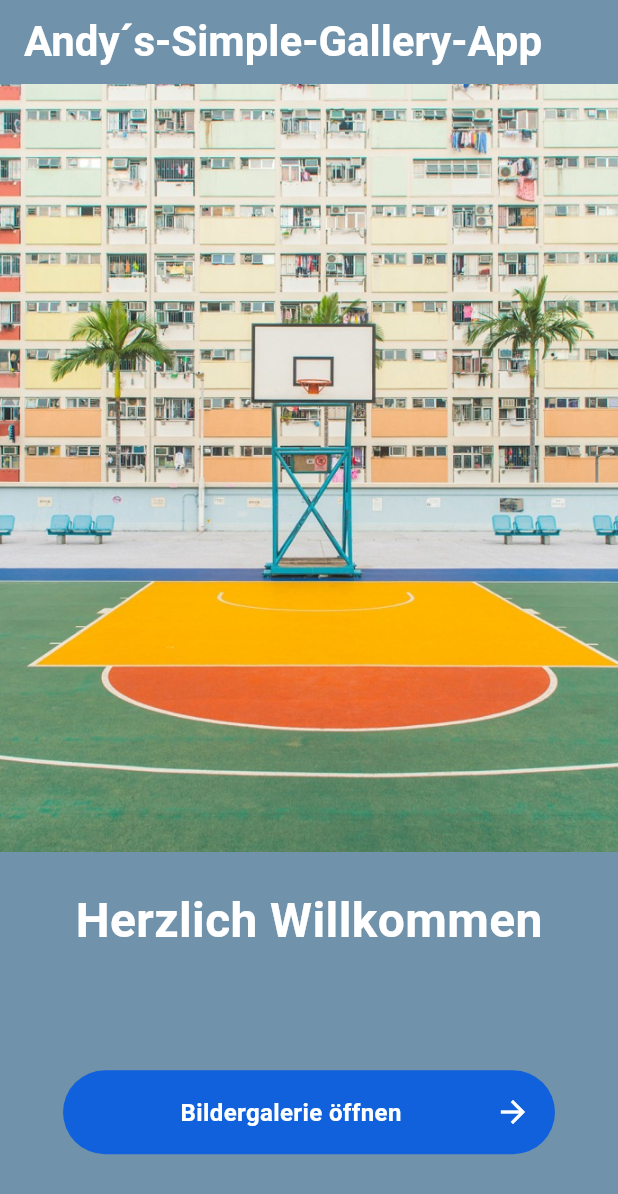
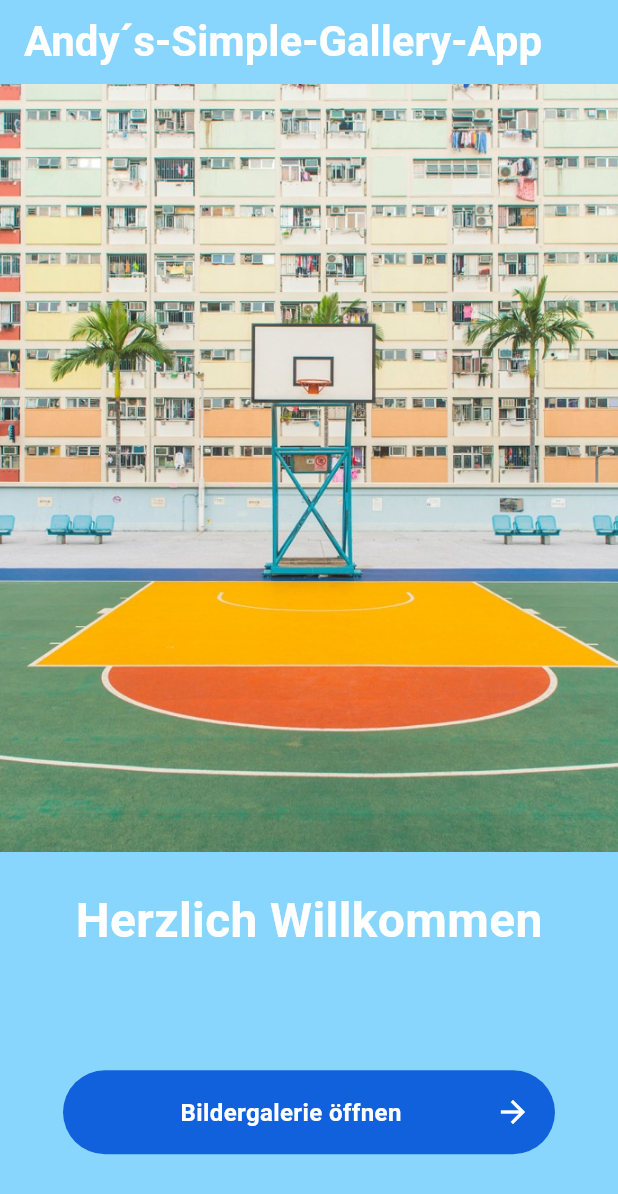
Before and after one commit to Dopa91/simple_gallery_app_dopatka, a Flutter app: the screen it shows after launch, on a phone screen of 412 x 824 dp. Shown: the top 1194 px of the screen. Run offline on Flutter 3.47's test engine with Material 3 defaults, Android fonts, the phone set to English and light mode, and no system bars; drawn by our look-alikes of flutter_image_slideshow.

Commit message:
extracted widget, for better overview & backgroundcolor

```diff
--- a/lib/features/startpage/screens/start_page.dart
+++ b/lib/features/startpage/screens/start_page.dart
@@ -1,6 +1,6 @@
 import 'package:flutter/material.dart';
-import 'package:flutter_image_slideshow/flutter_image_slideshow.dart';
 import 'package:simple_gallery_app_dopatka/features/startpage/widgets/build_button.dart';
+import 'package:simple_gallery_app_dopatka/features/startpage/widgets/image_slider.dart';
 
 class StartPage extends StatelessWidget {
   const StartPage({super.key});
@@ -15,53 +15,12 @@ class StartPage extends StatelessWidget {
                   fontSize: 28,
                   fontWeight: FontWeight.w600,
                   color: Colors.white))),
-      backgroundColor: const Color.fromARGB(255, 112, 146, 171),
+      backgroundColor: const Color.fromARGB(255, 136, 214, 253),
       body: SafeArea(
         child: Column(
           mainAxisAlignment: MainAxisAlignment.spaceBetween,
           children: [
-            Center(
-                child: ImageSlideshow(
-              disableUserScrolling: true,
-              height: 512,
-              indicatorRadius: 0,
-              isLoop: true,
-              autoPlayInterval: 4200,
-              children: [
-                Image.asset(
-                  "assets/images/basketball_1.jpeg",
-                  fit: BoxFit.cover,
-                ),
-                Image.asset(
-                  "assets/images/basketball_2.jpeg",
-                  fit: BoxFit.cover,
-                ),
-                Image.asset(
-                  "assets/images/bike.jpeg",
-                  fit: BoxFit.cover,
-                ),
-                Image.asset(
-                  "assets/images/running.jpeg",
-                  fit: BoxFit.cover,
-                ),
-                Image.asset(
-                  "assets/images/ski.jpeg",
-                  fit: BoxFit.cover,
-                ),
-                Image.asset(
-                  "assets/images/soccer.jpeg",
-                  fit: BoxFit.cover,
-                ),
-                Image.asset(
-                  "assets/images/tennis_1.jpeg",
-                  fit: BoxFit.cover,
-                ),
-                Image.asset(
-                  "assets/images/tennis_2.jpeg",
-                  fit: BoxFit.cover,
-                ),
-              ],
-            )),
+            const Center(child: ImageSlider()),
             const Padding(
               padding: EdgeInsets.symmetric(horizontal: 32),
               child: Text(
```
